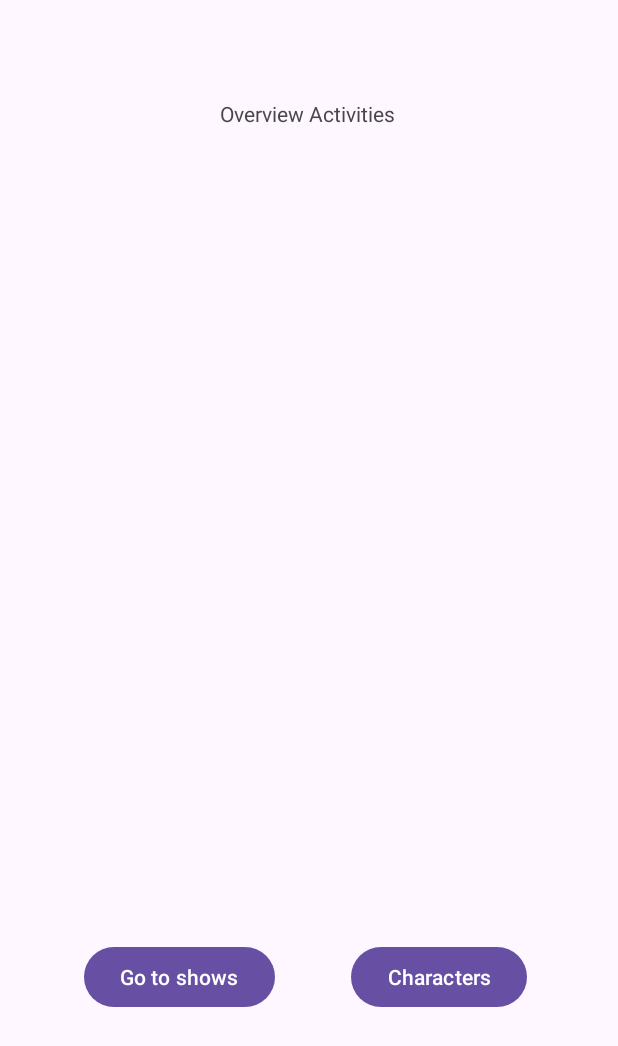
After one commit to dragondungeon1/hbo-ict-android-app-lessen, an Android app: the OverviewActivity screen opened directly, with no data from a screen before it, on a phone screen of 412 x 824 dp. The commit adds this screen. Shown: the top 1046 px of the screen. Run offline under Robolectric (Android 15) with nearby library versions, the phone set to English and light mode, and no system bars.

Commit message:
feat: added new activity and logic to navigate

```diff
--- /dev/null
+++ b/app/src/main/java/com/example/hhslesopdracht/OverviewActivity.java
@@ -0,0 +1,43 @@
+package com.example.hhslesopdracht;
+
+import androidx.activity.result.ActivityResultLauncher;
+import androidx.appcompat.app.AppCompatActivity;
+
+import android.content.Intent;
+import android.os.Bundle;
+import android.view.View;
+
+public class OverviewActivity extends AppCompatActivity {
+
+    private ActivityResultLauncher<Intent> launcher;
+
+    @Override
+    protected void onCreate(Bundle savedInstanceState) {
+        super.onCreate(savedInstanceState);
+        setContentView(R.layout.activity_overview);
+    }
+
+    public void goToAddCharacterActivity(View view) {
+//        where
+        Intent intent = new Intent(this, AddCharacterActivity.class);
+
+        //geef data door
+        String data = "from overview";
+        intent.putExtra("testData", data);
+//        to
+        startActivity(intent);
+        launcher.launch(intent);
+    }
+
+    public void goToAddShowActivity(View view) {
+//        where
+        Intent intent = new Intent(this, AddShowActivity.class);
+
+        //geef data door
+        String data = "from overview";
+        intent.putExtra("testData", data);
+//        to
+        startActivity(intent);
+        launcher.launch(intent);
+    }
+}
--- /dev/null
+++ b/app/src/main/res/layout/activity_overview.xml
@@ -0,0 +1,46 @@
+<?xml version="1.0" encoding="utf-8"?>
+<androidx.constraintlayout.widget.ConstraintLayout xmlns:android="http://schemas.android.com/apk/res/android"
+    xmlns:app="http://schemas.android.com/apk/res-auto"
+    xmlns:tools="http://schemas.android.com/tools"
+    android:layout_width="match_parent"
+    android:layout_height="match_parent"
+    tools:context=".OverviewActivity">
+
+    <TextView
+        android:id="@+id/overview_title"
+        android:layout_width="wrap_content"
+        android:layout_height="wrap_content"
+        android:text="@string/overview_title"
+        app:layout_constraintBottom_toBottomOf="parent"
+        app:layout_constraintEnd_toEndOf="parent"
+        app:layout_constraintHorizontal_bias="0.498"
+        app:layout_constraintStart_toStartOf="parent"
+        app:layout_constraintTop_toTopOf="parent"
+        app:layout_constraintVertical_bias="0.082" />
+
+    <Button
+        android:id="@+id/overview_activity_go_to_show_button"
+        android:layout_width="wrap_content"
+        android:layout_height="wrap_content"
+        android:onClick="goToAddShowActivity"
+        android:text="@string/overview_activity_go_to_show_button"
+        app:layout_constraintBottom_toBottomOf="parent"
+        app:layout_constraintEnd_toEndOf="parent"
+        app:layout_constraintHorizontal_bias="0.197"
+        app:layout_constraintStart_toStartOf="parent"
+        app:layout_constraintTop_toTopOf="parent"
+        app:layout_constraintVertical_bias="0.808" />
+
+    <Button
+        android:id="@+id/overview_activity_go_to_character"
+        android:layout_width="wrap_content"
+        android:layout_height="wrap_content"
+        android:onClick="goToAddCharacterActivity"
+        android:text="@string/overview_activity_go_to_character"
+        app:layout_constraintBottom_toBottomOf="parent"
+        app:layout_constraintEnd_toEndOf="parent"
+        app:layout_constraintHorizontal_bias="0.795"
+        app:layout_constraintStart_toStartOf="parent"
+        app:layout_constraintTop_toTopOf="parent"
+        app:layout_constraintVertical_bias="0.808" />
+</androidx.constraintlayout.widget.ConstraintLayout>
--- a/app/src/main/res/values/strings.xml
+++ b/app/src/main/res/values/strings.xml
@@ -15,6 +15,9 @@
     <string name="add_character_date_of_birth_text">Date of birth</string>
     <string name="add_character_name_text">Name</string>
     <string name="add_character_btn_cancel_text">Cancel</string>
+    <string name="overview_title">Overview Activities</string>
+    <string name="overview_activity_go_to_show_button">Go to shows</string>
+    <string name="overview_activity_go_to_character">Characters</string>
 
 
     <!--    meedere talen-->
```
Also changed, not shown: app/src/main/AndroidManifest.xml (+9 -0 lines), app/src/main/java/com/example/hhslesopdracht/AddCharacterActivity.java (+15 -2 lines), 1 other file.
